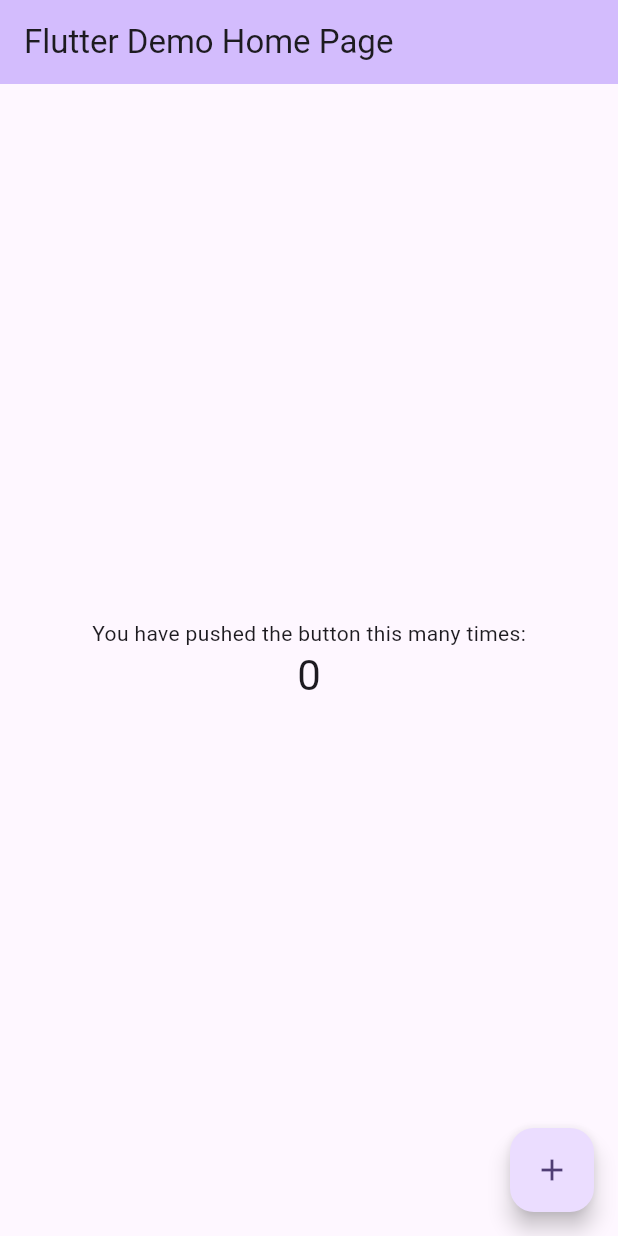
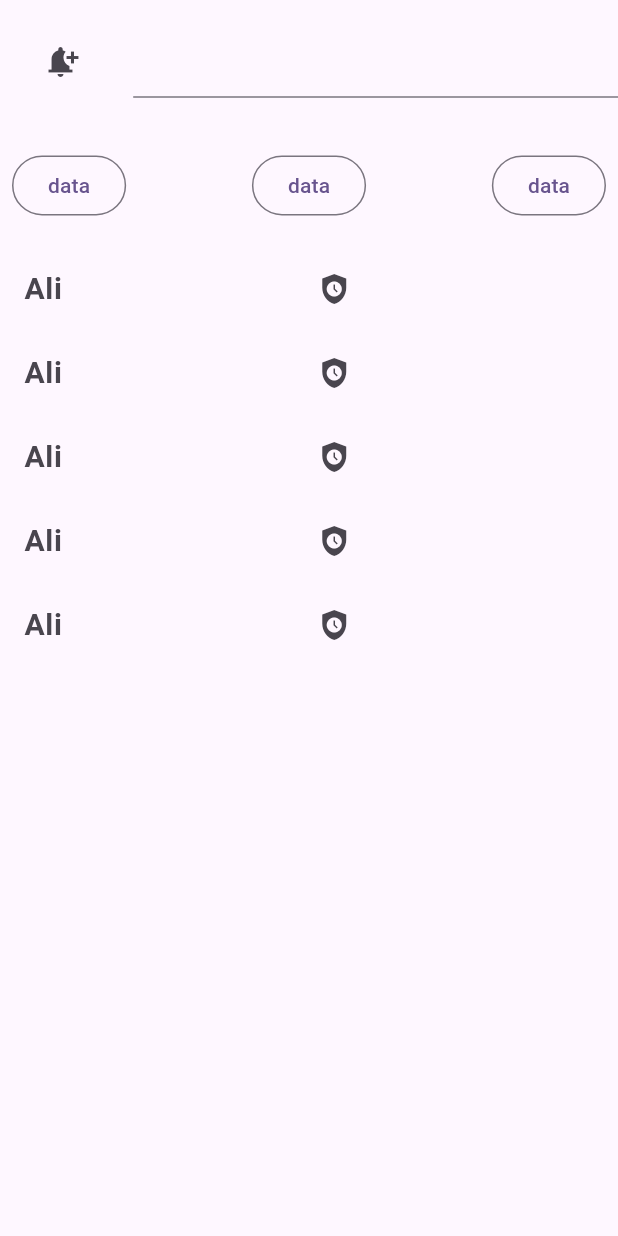
Before and after one commit to Alqdees/guide_of_iraq, a Flutter app: the screen it shows after launch, on a phone screen of 412 x 824 dp. Run offline on Flutter 3.47's test engine with Material 3 defaults, Android fonts, the phone set to English and light mode, and no system bars; our stand-ins replace get, shared_preferences.

Commit message:
add some widget

```diff
--- /dev/null
+++ b/lib/Control/ShowDataController.dart
@@ -0,0 +1,5 @@
+import 'package:get/get.dart';
+
+class ShowDataController extends GetxController {
+
+}
--- /dev/null
+++ b/lib/Model/ShowDataModel.dart
@@ -0,0 +1,108 @@
+
+
+
+class ShowDataModel {
+  ShowDataModel({
+    required this.currentPage,
+    required this.data,
+    required this.firstPageUrl,
+    required this.from,
+     this.nextPageUrl,
+    required this.path,
+    required this.perPage,
+     this.prevPageUrl,
+    required this.to,
+  });
+  late final int currentPage;
+  late final List<Data> data;
+  late final String firstPageUrl;
+  late final int from;
+  late final Null nextPageUrl;
+  late final String path;
+  late final int perPage;
+  late final Null prevPageUrl;
+  late final int to;
+
+  ShowDataModel.fromJson(Map<String, dynamic> json){
+    currentPage = json['current_page'];
+    data = List.from(json['data']).map((e)=>Data.fromJson(e)).toList();
+    firstPageUrl = json['first_page_url'];
+    from = json['from'];
+    nextPageUrl = null;
+    path = json['path'];
+    perPage = json['per_page'];
+    prevPageUrl = null;
+    to = json['to'];
+  }
+
+  Map<String, dynamic> toJson() {
+    final _data = <String, dynamic>{};
+    _data['current_page'] = currentPage;
+    _data['data'] = data.map((e)=>e.toJson()).toList();
+    _data['first_page_url'] = firstPageUrl;
+    _data['from'] = from;
+    _data['next_page_url'] = nextPageUrl;
+    _data['path'] = path;
+    _data['per_page'] = perPage;
+    _data['prev_page_url'] = prevPageUrl;
+    _data['to'] = to;
+    return _data;
+  }
+}
+
+class Data {
+  Data({
+    required this.id,
+    required this.userId,
+    required this.phone,
+    required this.location,
+    required this.section,
+    required this.specialization,
+    required this.specializationType,
+    required this.governorate,
+    required this.info,
+    required this.createdAt,
+    required this.updatedAt,
+  });
+  late final int id;
+  late final int userId;
+  late final String phone;
+  late final String location;
+  late final String section;
+  late final String specialization;
+  late final String specializationType;
+  late final String governorate;
+  late final String info;
+  late final String createdAt;
+  late final String updatedAt;
+
+  Data.fromJson(Map<String, dynamic> json){
+    id = json['id'];
+    userId = json['user_id'];
+    phone = json['phone'];
+    location = json['location'];
+    section = json['section'];
+    specialization = json['specialization'];
+    specializationType = json['specialization_type'];
+    governorate = json['governorate'];
+    info = json['info'];
+    createdAt = json['created_at'];
+    updatedAt = json['updated_at'];
+  }
+
+  Map<String, dynamic> toJson() {
+    final _data = <String, dynamic>{};
+    _data['id'] = id;
+    _data['user_id'] = userId;
+    _data['phone'] = phone;
+    _data['location'] = location;
+    _data['section'] = section;
+    _data['specialization'] = specialization;
+    _data['specialization_type'] = specializationType;
+    _data['governorate'] = governorate;
+    _data['info'] = info;
+    _data['created_at'] = createdAt;
+    _data['updated_at'] = updatedAt;
+    return _data;
+  }
+}
--- /dev/null
+++ b/lib/Services/Language/LanguagesController.dart
@@ -0,0 +1,21 @@
+
+
+import 'package:flutter/material.dart';
+import 'package:get/get.dart';
+import 'package:guide_of_iraq/main.dart';
+
+class LanguagesController extends GetxController {
+  Locale language = preferences!.getString("lang") == null
+      ? const Locale('en')
+      : Locale(
+          preferences!.getString("lang")!,
+        );
+
+  void changeLanguage(String? language) {
+    Locale lang = Locale(language ?? "en");
+    preferences!.setString("lang", language!);
+    Get.updateLocale(lang);
+  }
+
+
+}
--- /dev/null
+++ b/lib/Services/Language/Locale.dart
@@ -0,0 +1,11 @@
+import 'package:get/get.dart';
+
+class Languages implements Translations {
+
+
+  @override
+  Map<String, Map<String, String>> get keys => {
+        "ar": {},
+        "en": {},
+      };
+}
--- /dev/null
+++ b/lib/View/HomePage/HomePage.dart
@@ -0,0 +1,93 @@
+import 'package:flutter/material.dart';
+import 'package:get/get.dart';
+import 'package:guide_of_iraq/Control/ShowDataController.dart';
+
+class HomePage extends StatelessWidget {
+  const HomePage({super.key});
+
+  @override
+  Widget build(BuildContext context) {
+    return GetBuilder<ShowDataController>(
+      init: ShowDataController(),
+      builder: (c) {
+        return Scaffold(
+          body: SafeArea(
+              child: Column(
+            children: [
+              Expanded(
+                child: Row(
+                  children: [
+                    Expanded(
+                      flex: 1,
+                      child: IconButton(
+                        onPressed: () {},
+                        icon: const Icon(
+                          Icons.notification_add,
+                        ),
+                      ),
+                    ),
+                    const SizedBox(
+                      width: 8.0,
+                    ),
+                    Expanded(
+                      flex: 4,
+                      child: TextFormField(),
+                    ),
+                  ],
+                ),
+              ),
+              Expanded(
+                flex: 1,
+                child: Row(
+                  mainAxisAlignment: MainAxisAlignment.spaceBetween,
+                  children: [
+                    Padding(
+                      padding: const EdgeInsets.all(8.0),
+                      child: OutlinedButton(
+                        onPressed: () {},
+                        child: const Text('data'),
+                      ),
+                    ),
+                    Padding(
+                      padding: const EdgeInsets.all(8.0),
+                      child: OutlinedButton(
+                        onPressed: () {},
+                        child: const Text('data'),
+                      ),
+                    ),
+                    Padding(
+                      padding: const EdgeInsets.all(8.0),
+                      child: OutlinedButton(
+                        onPressed: () {},
+                        child: const Text('data'),
+                      ),
+                    ),
+                  ],
+                ),
+              ),
+              Expanded(
+                flex: 8,
+                child: ListView.builder(
+                  itemCount: 5,
+                  itemBuilder: (context, i) {
+
+                    return const ListTile(
+                      leading: Text(
+                        'Ali',
+                        style: TextStyle(
+                          fontSize: 20,
+                          fontWeight: FontWeight.bold,
+                        ),
+                      ),
+                      title: Icon(Icons.safety_check),
+                    );
+                  },
+                ),
+              )
+            ],
+          )),
+        );
+      },
+    );
+  }
+}
--- a/lib/main.dart
+++ b/lib/main.dart
@@ -1,6 +1,15 @@
 import 'package:flutter/material.dart';
+import 'package:get/get.dart';
+import 'package:guide_of_iraq/Services/Language/LanguagesController.dart';
+import 'package:guide_of_iraq/Services/Language/Locale.dart';
+import 'package:guide_of_iraq/View/HomePage/HomePage.dart';
+import 'package:shared_preferences/shared_preferences.dart';
 
-void main() {
+SharedPreferences? preferences;
+void main() async {
+  WidgetsFlutterBinding.ensureInitialized();
+  // sharep = await SharedPreferences.getInstance();
+  preferences = await SharedPreferences.getInstance();
   runApp(const MyApp());
 }
 
@@ -10,101 +19,18 @@ class MyApp extends StatelessWidget {
   // This widget is the root of your application.
   @override
   Widget build(BuildContext context) {
-    return MaterialApp(
+    LanguagesController lang = Get.put(LanguagesController());
+
+    return GetMaterialApp(
+      locale: lang.language,
+      debugShowCheckedModeBanner: false,
       title: 'Flutter Demo',
+      translations: Languages(),
       theme: ThemeData(
         colorScheme: ColorScheme.fromSeed(seedColor: Colors.deepPurple),
         useMaterial3: true,
       ),
-      home: const MyHomePage(title: 'Flutter Demo Home Page'),
+      home: const HomePage(),
     );
   }
 }
-
-class MyHomePage extends StatefulWidget {
-  const MyHomePage({super.key, required this.title});
-
-  // This widget is the home page of your application. It is stateful, meaning
-  // that it has a State object (defined below) that contains fields that affect
-  // how it looks.
-
-  // This class is the configuration for the state. It holds the values (in this
-  // case the title) provided by the parent (in this case the App widget) and
-  // used by the build method of the State. Fields in a Widget subclass are
-  // always marked "final".
-
-  final String title;
-
-  @override
-  State<MyHomePage> createState() => _MyHomePageState();
-}
-
-class _MyHomePageState extends State<MyHomePage> {
-  int _counter = 0;
-
-  void _incrementCounter() {
-    setState(() {
-      // This call to setState tells the Flutter framework that something has
-      // changed in this State, which causes it to rerun the build method below
-      // so that the display can reflect the updated values. If we changed
-      // _counter without calling setState(), then the build method would not be
-      // called again, and so nothing would appear to happen.
-      _counter++;
-    });
-  }
-
-  @override
-  Widget build(BuildContext context) {
-    // This method is rerun every time setState is called, for instance as done
-    // by the _incrementCounter method above.
-    //
-    // The Flutter framework has been optimized to make rerunning build methods
-    // fast, so that you can just rebuild anything that needs updating rather
-    // than having to individually change instances of widgets.
-    return Scaffold(
-      appBar: AppBar(
-        // TRY THIS: Try changing the color here to a specific color (to
-        // Colors.amber, perhaps?) and trigger a hot reload to see the AppBar
-        // change color while the other colors stay the same.
-        backgroundColor: Theme.of(context).colorScheme.inversePrimary,
-        // Here we take the value from the MyHomePage object that was created by
-        // the App.build method, and use it to set our appbar title.
-        title: Text(widget.title),
-      ),
-      body: Center(
-        // Center is a layout widget. It takes a single child and positions it
-        // in the middle of the parent.
-        child: Column(
-          // Column is also a layout widget. It takes a list of children and
-          // arranges them vertically. By default, it sizes itself to fit its
-          // children horizontally, and tries to be as tall as its parent.
-          //
-          // Column has various properties to control how it sizes itself and
-          // how it positions its children. Here we use mainAxisAlignment to
-          // center the children vertically; the main axis here is the vertical
-          // axis because Columns are vertical (the cross axis would be
-          // horizontal).
-          //
-          // TRY THIS: Invoke "debug painting" (choose the "Toggle Debug Paint"
-          // action in the IDE, or press "p" in the console), to see the
-          // wireframe for each widget.
-          mainAxisAlignment: MainAxisAlignment.center,
-          children: <Widget>[
-            const Text(
-              'You have pushed the button this many times:',
-            ),
-            Text(
-              '$_counter',
-              style: Theme.of(context).textTheme.headlineMedium,
-            ),
-          ],
-        ),
-      ),
-      floatingActionButton: FloatingActionButton(
-        onPressed: _incrementCounter,
-        tooltip: 'Increment',
-        child: const Icon(Icons.add),
-      ), // This trailing comma makes auto-formatting nicer for build methods.
-    );
-  }
-}
--- a/pubspec.yaml
+++ b/pubspec.yaml
@@ -9,7 +9,7 @@ dependencies:
         sdk: flutter
     get:
     http:
-
+    shared_preferences:
     cupertino_icons: ^1.0.6
 
 dev_dependencies:
```
Also changed, not shown: pubspec.lock, 2 other files.
